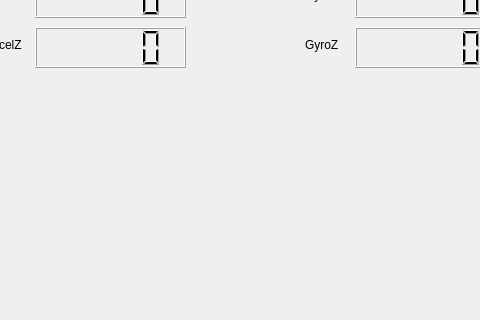
First picture: the form in mpu6050gui.ui, repository qdilmac/gcs_gui, before the edit; both pictures show x 105 to 585 and y 103 to 423 of the 690 by 423 pixel window.
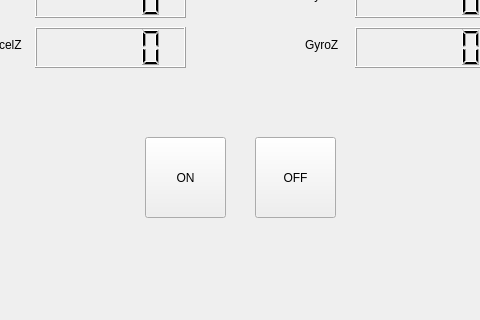
Second picture: the form after the edit.

Commit message: added led control (data sending through serial)

Patch:
```diff
--- a/mpu6050gui.ui
+++ b/mpu6050gui.ui
@@ -152,6 +152,32 @@
      <string>GyroZ</string>
     </property>
    </widget>
+   <widget class="QPushButton" name="ledOnButton">
+    <property name="geometry">
+     <rect>
+      <x>250</x>
+      <y>240</y>
+      <width>81</width>
+      <height>81</height>
+     </rect>
+    </property>
+    <property name="text">
+     <string>ON</string>
+    </property>
+   </widget>
+   <widget class="QPushButton" name="ledOffButton">
+    <property name="geometry">
+     <rect>
+      <x>360</x>
+      <y>240</y>
+      <width>81</width>
+      <height>81</height>
+     </rect>
+    </property>
+    <property name="text">
+     <string>OFF</string>
+    </property>
+   </widget>
   </widget>
   <widget class="QMenuBar" name="menubar">
    <property name="geometry">
```
The commit also changes 2 other files.
